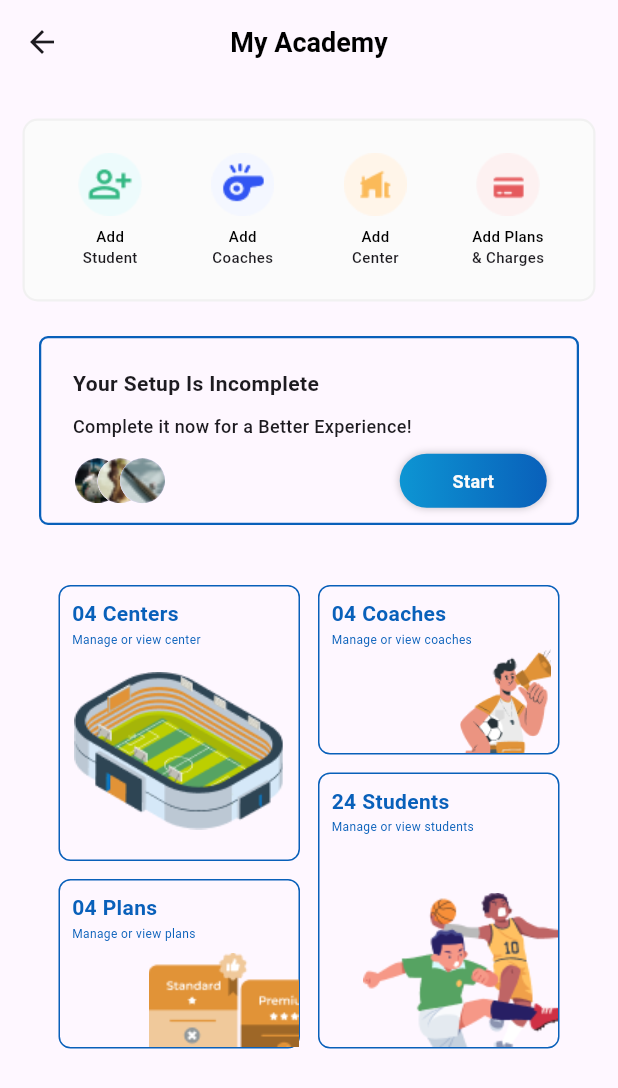
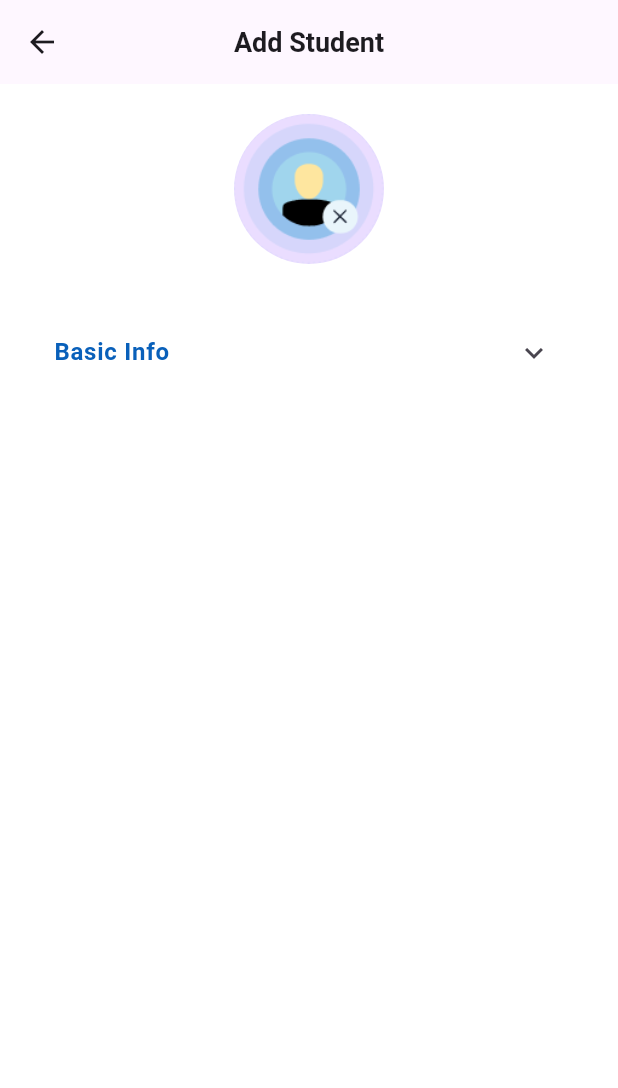
Before and after one commit to jaypatel0207/Khelnet--UI, a Flutter app: the Academy1 screen opened directly, after a tap on "Add", on a phone screen of 412 x 824 dp. Shown: the top 1088 px of the screen. Run offline on Flutter 3.47's test engine with Material 3 defaults, Android fonts, the phone set to English and light mode, and no system bars; our stand-ins replace flutter_screenutil, get, image_picker, pinput.

Commit message:
add student

```diff
--- /dev/null
+++ b/lib/Pages/AddStudent.dart
@@ -0,0 +1,188 @@
+import 'dart:io';
+
+import 'package:flutter/material.dart';
+import 'package:image_picker/image_picker.dart';
+
+class Addstudent extends StatefulWidget {
+  const Addstudent({super.key});
+
+  @override
+  State<Addstudent> createState() => _AddstudentState();
+}
+
+class _AddstudentState extends State<Addstudent> {
+  File? _image;
+  bool _additionalInfoExpanded = false;
+
+  Future<void> _pickImage() async {
+    final picker = ImagePicker();
+    final pickedFile = await picker.pickImage(source: ImageSource.gallery);
+    setState(() {
+      if (pickedFile != null) {
+        _image = File(pickedFile.path);
+      } else {
+        _image = null;
+      }
+    });
+  }
+
+  @override
+  Widget build(BuildContext context) {
+    final theme = Theme.of(context).copyWith(dividerColor: Colors.transparent);
+
+    return Scaffold(
+      appBar: AppBar(
+        title: Text(
+          'Add Student',
+          style: TextStyle(fontWeight: FontWeight.w700, fontSize: 18),
+        ),
+        centerTitle: true,
+      ),
+      body: Container(
+        color: Colors.white,
+        child: Column(
+          children: [
+            SizedBox(height: 20),
+            InkWell(
+              onTap: _pickImage,
+              child: Center(
+                child: CircleAvatar(
+                  radius: 50,
+                  backgroundImage: _image != null
+                      ? Image.file(_image!).image
+                      : Image.asset("assets/images/image.png").image,
+                ),
+              ),
+            ),
+            Theme(
+              data: theme,
+              child: Padding(
+                padding: const EdgeInsets.only(top: 30, right: 20, left: 20),
+                child: ExpansionTile(
+                  title: Text(
+                    'Basic Info',
+                    style: TextStyle(
+                      color: Color.fromRGBO(9, 96, 186, 1),
+                      fontWeight: FontWeight.w600,
+                      fontSize: 16,
+                    ),
+                  ),
+                  initiallyExpanded: _additionalInfoExpanded,
+                  onExpansionChanged: (value) {
+                    setState(() {
+                      _additionalInfoExpanded = value;
+                    });
+                  },
+                  children: [
+                    // Add additional information fields here
+                    TextField(
+                      decoration: InputDecoration(
+                        filled: true,
+                        fillColor: Color.fromRGBO(247, 247, 247, 1),
+                        border: OutlineInputBorder(
+                          borderRadius: BorderRadius.circular(26),
+                          borderSide:
+                              BorderSide(color: Colors.transparent, width: 1.0),
+                        ),
+                        enabledBorder: OutlineInputBorder(
+                          borderRadius: BorderRadius.circular(26),
+                          borderSide: BorderSide(
+                              color: Color.fromRGBO(186, 186, 186, 1),
+                              width: 1.5),
+                        ),
+                        focusedBorder: OutlineInputBorder(
+                          borderRadius: BorderRadius.circular(26),
+                          borderSide: BorderSide(
+                              color: Color.fromRGBO(186, 186, 186, 1),
+                              width: 1.5),
+                        ),
+                        hintText: 'Student Name',
+                                                  contentPadding:EdgeInsets.symmetric(vertical: 15, horizontal: 25),
+
+                        hintStyle: TextStyle(
+                          color: Color.fromRGBO(186, 186, 186, 1),
+                          fontSize: 14,
+                          fontWeight: FontWeight.w600,
+                        ),
+                      ),
+                    ),
+
+                      Padding(
+                        padding: const EdgeInsets.only(top: 11, right: 0, left: 0),
+                        child: TextField(
+                          keyboardType: TextInputType.number,
+                        decoration: InputDecoration(
+                          filled: true,
+                          fillColor: Color.fromRGBO(247, 247, 247, 1),
+                          border: OutlineInputBorder(
+                            borderRadius: BorderRadius.circular(26),
+                            borderSide:
+                                BorderSide(color: Colors.transparent, width: 1.0),
+                          ),
+                          enabledBorder: OutlineInputBorder(
+                            borderRadius: BorderRadius.circular(26),
+                            borderSide: BorderSide(
+                                color: Color.fromRGBO(186, 186, 186, 1),
+                                width: 1.5),
+                          ),
+                          focusedBorder: OutlineInputBorder(
+                            borderRadius: BorderRadius.circular(26),
+                            borderSide: BorderSide(
+                                color: Color.fromRGBO(186, 186, 186, 1),
+                                width: 1.5),
+                          ),
+                          hintText: 'Contact Number',
+                          contentPadding:EdgeInsets.symmetric(vertical: 15, horizontal: 25),
+                          hintStyle: TextStyle(
+                            color: Color.fromRGBO(186, 186, 186, 1),
+                            fontSize: 14,
+                            fontWeight: FontWeight.w600,
+                          ),
+                        ),
+                                            ),
+                      ),
+
+                        Padding(
+                        padding: const EdgeInsets.only(top: 11, right: 0, left: 0),
+                        child: TextField(
+                        decoration: InputDecoration(
+                          filled: true,
+                          fillColor: Color.fromRGBO(247, 247, 247, 1),
+                          border: OutlineInputBorder(
+                            borderRadius: BorderRadius.circular(26),
+                            borderSide:
+                                BorderSide(color: Colors.transparent, width: 1.0),
+                          ),
+                          enabledBorder: OutlineInputBorder(
+                            borderRadius: BorderRadius.circular(26),
+                            borderSide: BorderSide(
+                                color: Color.fromRGBO(186, 186, 186, 1),
+                                width: 1.5),
+                          ),
+                          focusedBorder: OutlineInputBorder(
+                            borderRadius: BorderRadius.circular(26),
+                            borderSide: BorderSide(
+                                color: Color.fromRGBO(186, 186, 186, 1),
+                                width: 1.5),
+                          ),
+                          hintText: 'Student Name',
+                                                    contentPadding:EdgeInsets.symmetric(vertical: 15, horizontal: 25),
+
+                          hintStyle: TextStyle(
+                            color: Color.fromRGBO(186, 186, 186, 1),
+                            fontSize: 14,
+                            fontWeight: FontWeight.w600,
+                          ),
+                        ),
+                                            ),
+                      ),
+                  ],
+                ),
+              ),
+            ),
+          ],
+        ),
+      ),
+    );
+  }
+}
--- a/lib/Pages/Head Coach/Academy.dart
+++ b/lib/Pages/Head Coach/Academy.dart
@@ -1,6 +1,7 @@
 import 'package:flutter/material.dart';
 import 'package:flutter/widgets.dart';
 import 'package:get/get.dart';
+import 'package:khelnet/Pages/AddStudent.dart';
 import 'package:khelnet/Pages/Head%20Coach/DataFound/centerfound.dart';
 import 'package:khelnet/Pages/Head%20Coach/DataFound/coachFound.dart';
 import 'package:khelnet/Pages/Head%20Coach/DataFound/plans&charges.dart';
@@ -54,7 +55,13 @@ class _AcademyState extends State<Academy1> {
                 mainAxisAlignment: MainAxisAlignment.spaceEvenly,
                 children: [
                   InkWell(
-                    onTap: () {},
+                    onTap: () {
+                      Navigator.push(context, MaterialPageRoute(
+                        builder: (context) {
+                          return  Addstudent();
+                        },
+                      ));
+                    },
                     child: Container(
                       height: 76,
                       width: 63,
--- a/lib/main.dart
+++ b/lib/main.dart
@@ -1,6 +1,7 @@
 import 'package:flutter/material.dart';
 import 'package:flutter_screenutil/flutter_screenutil.dart';
 import 'package:get/get_navigation/src/root/get_material_app.dart';
+import 'package:khelnet/Pages/AddStudent.dart';
 import 'package:khelnet/Pages/Head%20Coach/Academy.dart';
 import 'package:khelnet/Pages/Head%20Coach/bottom.dart';
 import 'package:khelnet/Pages/Head%20Coach/homepage.dart';
```
Also changed, not shown: lib/test.dart (+148 -92 lines), assets/images/image.png (added).
